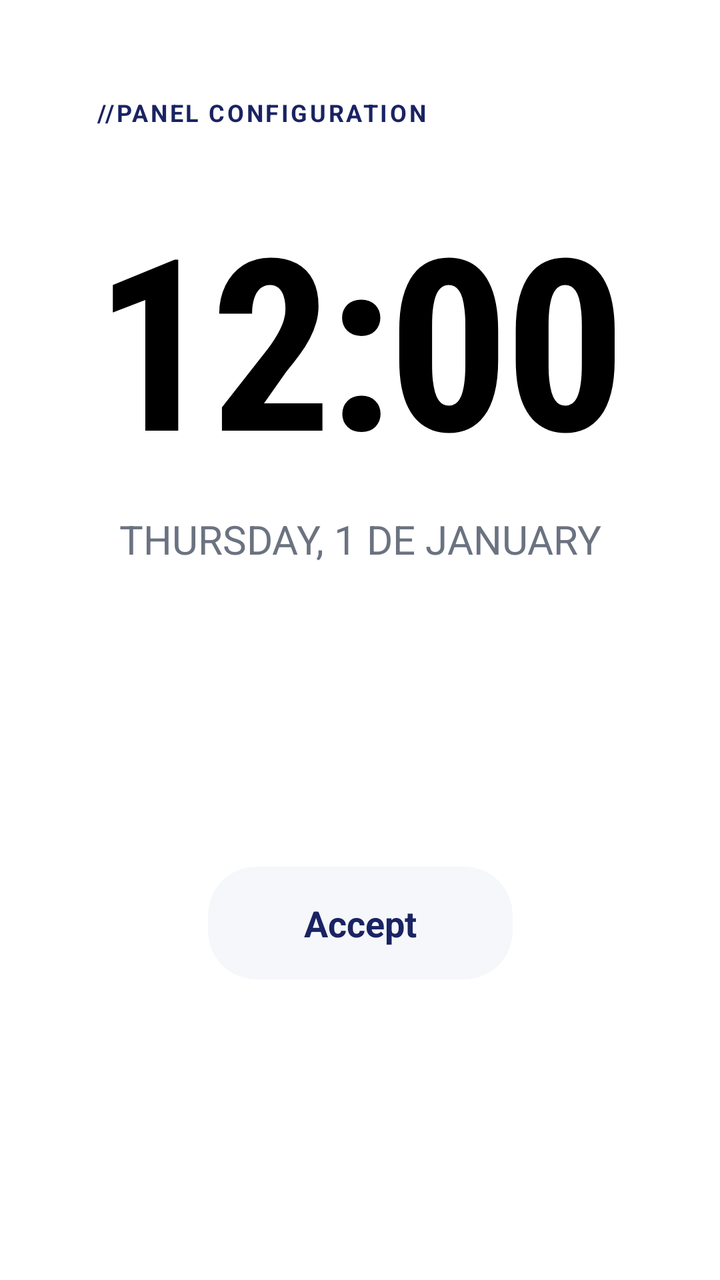
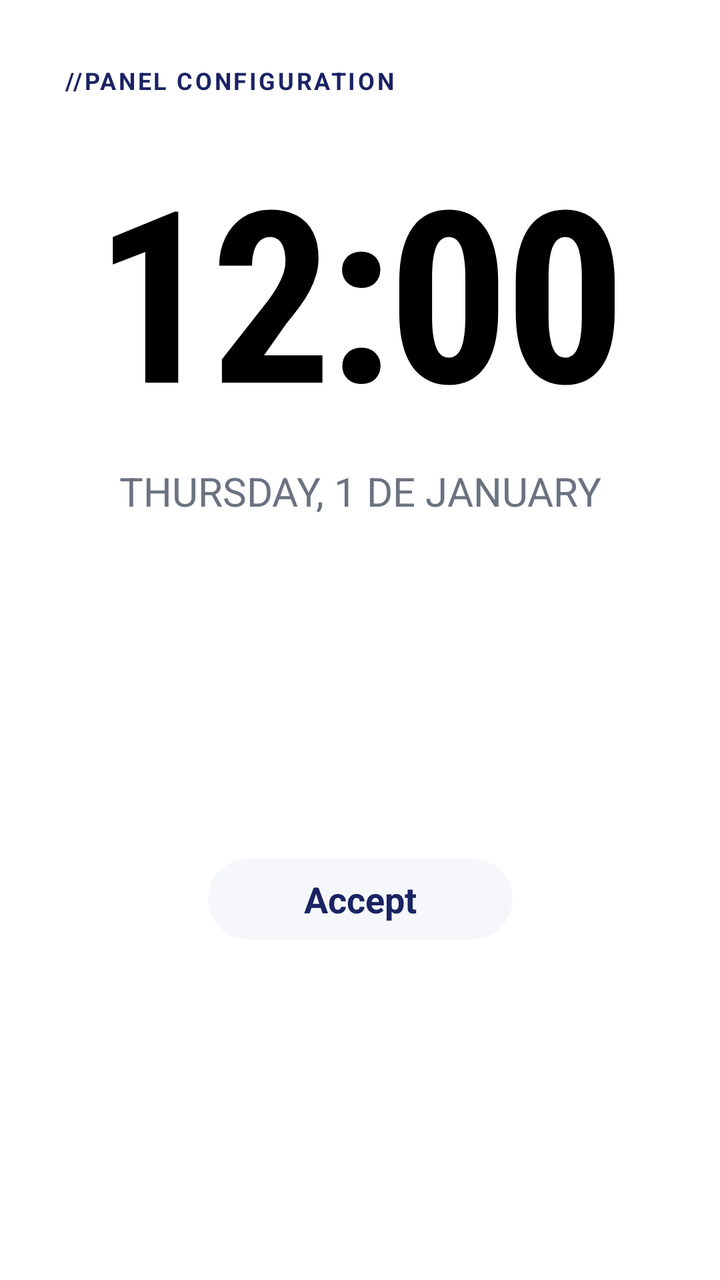

Before-and-after screenshots of an Android layout around one commit, followed by the original layout XML and the change that was made.
<!-- AndroidManifest.xml: application theme Theme.LauncherTs13 -->
<!-- res/layout/dialog_clock.xml -->
<?xml version="1.0" encoding="utf-8"?>
<androidx.constraintlayout.widget.ConstraintLayout xmlns:android="http://schemas.android.com/apk/res/android"
    xmlns:app="http://schemas.android.com/apk/res-auto"
    android:layout_width="match_parent"
    android:layout_height="wrap_content"
    android:padding="48dp"
    android:background="@drawable/bg_dialog_rounded">

    <TextView
        android:id="@+id/tv_clock_header"
        android:layout_width="wrap_content"
        android:layout_height="wrap_content"
        android:text="@string/config_panel_title"
        android:textColor="@color/environment_unselected_title"
        android:textSize="12sp"
        android:textStyle="bold"
        android:letterSpacing="0.1"
        app:layout_constraintTop_toTopOf="parent"
        app:layout_constraintStart_toStartOf="parent" />

    <TextClock
        android:id="@+id/tc_large_time"
        android:layout_width="wrap_content"
        android:layout_height="wrap_content"
        android:format12Hour="h:mm"
        android:format24Hour="HH:mm"
        android:textColor="@color/black"
        android:textSize="120sp"
        android:textStyle="bold"
        android:fontFamily="sans-serif-condensed"
        android:letterSpacing="-0.02"
        android:layout_marginTop="24dp"
        app:layout_constraintTop_toBottomOf="@id/tv_clock_header"
        app:layout_constraintStart_toStartOf="parent"
        app:layout_constraintEnd_toEndOf="parent" />

    <TextClock
        android:id="@+id/tc_large_date"
        android:layout_width="wrap_content"
        android:layout_height="wrap_content"
        android:format12Hour="EEEE, d 'de' MMMM"
        android:format24Hour="EEEE, d 'de' MMMM"
        android:textColor="@color/dock_text_inactive"
        android:textSize="20sp"
        android:textAllCaps="true"
        android:layout_marginTop="8dp"
        app:layout_constraintTop_toBottomOf="@id/tc_large_time"
        app:layout_constraintStart_toStartOf="parent"
        app:layout_constraintEnd_toEndOf="parent" />

    <com.google.android.material.card.MaterialCardView
        android:id="@+id/btn_close_clock"
        android:layout_width="wrap_content"
        android:layout_height="wrap_content"
        android:layout_marginTop="48dp"
        app:cardCornerRadius="24dp"
        app:cardElevation="0dp"
        app:cardBackgroundColor="@color/environment_unselected_bg"
        app:strokeWidth="0dp"
        app:layout_constraintTop_toBottomOf="@id/tc_large_date"
        app:layout_constraintStart_toStartOf="parent"
        app:layout_constraintEnd_toEndOf="parent"
        app:layout_constraintBottom_toBottomOf="parent">

        <TextView
            android:layout_width="wrap_content"
            android:layout_height="wrap_content"
            android:text="@string/accept"
            android:textColor="@color/environment_unselected_title"
            android:textSize="18sp"
            android:textStyle="bold"
            android:paddingHorizontal="48dp"
            android:paddingVertical="16dp" />

    </com.google.android.material.card.MaterialCardView>

</androidx.constraintlayout.widget.ConstraintLayout>
<!-- resources referenced by this layout -->
<resources>
  <color name="black">#FF000000</color>
  <color name="dock_text_inactive">#6B7280</color>
  <color name="environment_unselected_bg">#F5F7FA</color>
  <color name="environment_unselected_title">#1A2363</color>
  <!-- drawable bg_dialog_rounded (drawable) -->
  <?xml version="1.0" encoding="utf-8"?>
  <shape xmlns:android="http://schemas.android.com/apk/res/android">
      <solid android:color="@color/white" />
      <corners android:radius="28dp" />
  </shape>
  <string name="accept">Accept</string>
  <string name="config_panel_title">//PANEL CONFIGURATION</string>
  <style name="Theme.LauncherTs13" parent="Theme.MaterialComponents.DayNight.NoActionBar">
          <item name="colorPrimary">@color/dock_logo_color</item>
          <item name="colorPrimaryVariant">@color/dock_logo_color</item>
          <item name="colorOnPrimary">@color/white</item>
          <item name="colorSecondary">@color/teal_200</item>
          <item name="colorSecondaryVariant">@color/teal_700</item>
          <item name="colorOnSecondary">@color/black</item>
          <item name="android:windowBackground">@android:color/transparent</item>
          <item name="android:windowIsTranslucent">true</item>
          <item name="android:windowShowWallpaper">true</item>
          <item name="android:statusBarColor">@android:color/transparent</item>
          <item name="android:navigationBarColor">@android:color/transparent</item>
          <item name="android:windowLayoutInDisplayCutoutMode" tools:targetApi="o_mr1">shortEdges</item>
      </style>
  <color name="white">#FFFFFFFF</color>
  <color name="dock_logo_color">#1A2363</color>
  <color name="teal_200">#FF03DAC5</color>
  <color name="teal_700">#FF018786</color>
</resources>

<!-- the commit's change to res/layout/dialog_clock.xml (unified diff, before → after) -->
@@ -3,7 +3,8 @@
     xmlns:app="http://schemas.android.com/apk/res-auto"
     android:layout_width="match_parent"
     android:layout_height="wrap_content"
-    android:padding="48dp"
+    android:paddingHorizontal="32dp"
+    android:paddingVertical="32dp"
     android:background="@drawable/bg_dialog_rounded">
 
     <TextView
@@ -29,7 +30,7 @@
         android:textStyle="bold"
         android:fontFamily="sans-serif-condensed"
         android:letterSpacing="-0.02"
-        android:layout_marginTop="24dp"
+        android:layout_marginTop="16dp"
         app:layout_constraintTop_toBottomOf="@id/tv_clock_header"
         app:layout_constraintStart_toStartOf="parent"
         app:layout_constraintEnd_toEndOf="parent" />
@@ -52,7 +53,7 @@
         android:id="@+id/btn_close_clock"
         android:layout_width="wrap_content"
         android:layout_height="wrap_content"
-        android:layout_marginTop="48dp"
+        android:layout_marginTop="32dp"
         app:cardCornerRadius="24dp"
         app:cardElevation="0dp"
         app:cardBackgroundColor="@color/environment_unselected_bg"
@@ -70,7 +71,7 @@
             android:textSize="18sp"
             android:textStyle="bold"
             android:paddingHorizontal="48dp"
-            android:paddingVertical="16dp" />
+            android:paddingVertical="8dp" />
 
     </com.google.android.material.card.MaterialCardView>
 
